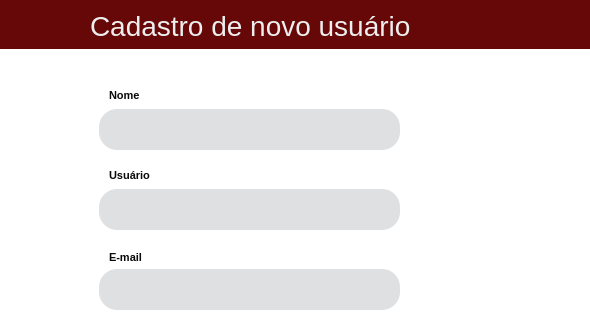
Above: ui/register_screen.ui from eliezermoraesss/eureka_managment_system_pyqt_qtdesigner before the change; both pictures show x 210 to 800 and y 0 to 320 of the 800 by 600 pixel window. Below: the same form after it.
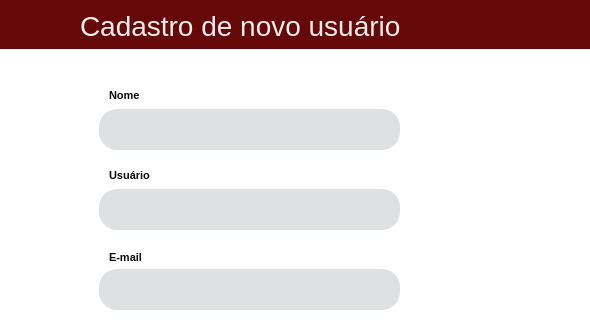
That is the form after the change. Icons and pictures are not drawn.

Patch:
```diff
--- a/ui/register_screen.ui
+++ b/ui/register_screen.ui
@@ -37,12 +37,17 @@
     <widget class="QLabel" name="label">
      <property name="geometry">
       <rect>
-       <x>140</x>
+       <x>130</x>
        <y>0</y>
-       <width>321</width>
+       <width>371</width>
        <height>51</height>
       </rect>
      </property>
+     <property name="font">
+      <font>
+       <pointsize>-1</pointsize>
+      </font>
+     </property>
      <property name="styleSheet">
       <string notr="true">QLabel {
 	background-color: transparent;
```
Left out of the diff: 36 changed lines with no effect on the pictures.
